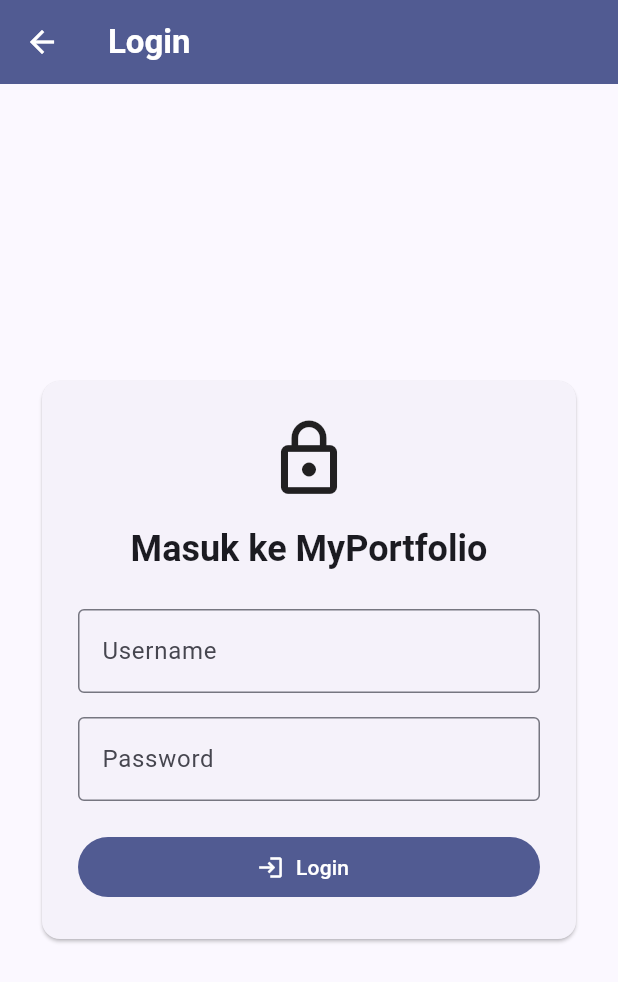
After one commit to Dafiq24/myportofolio_mobile, a Flutter app: the screen it shows after launch, after a tap on "Tambah Experience", on a phone screen of 412 x 824 dp. The commit adds this screen. Shown: the top 982 px of the screen. Run offline on Flutter 3.47's test engine with Material 3 defaults, Android fonts, the phone set to English and light mode, and no system bars; our stand-ins replace material_ui; generated files the repository leaves out were written again; network calls fail.

Commit message:
feat: add token-authenticated Project creation
Add Provider-backed authentication, protected form navigation, token login and logout, and explicit session state.

Submit Project data to Django with authorization headers, handle permission and expired-token responses, and expand regression coverage.

```diff
--- a/lib/main.dart
+++ b/lib/main.dart
@@ -1,16 +1,34 @@
 import 'package:material_ui/material_ui.dart';
 import 'package:myportofolio_mobile/screens/menu.dart';
+import 'package:myportofolio_mobile/services/api_client.dart';
+import 'package:myportofolio_mobile/state/auth_state.dart';
+import 'package:provider/provider.dart';
 
 void main() {
   runApp(const MyApp());
 }
 
 class MyApp extends StatelessWidget {
-  const MyApp({super.key});
+  const MyApp({super.key, this.apiClient, this.initialAuthToken});
+
+  final ApiClient? apiClient;
+  final String? initialAuthToken;
 
   @override
   Widget build(BuildContext context) {
-    return MaterialApp(
+    final ApiClient resolvedApiClient = apiClient ?? ApiClient();
+
+    return MultiProvider(
+      providers: [
+        Provider<ApiClient>.value(value: resolvedApiClient),
+        ChangeNotifierProvider<AuthState>(
+          create: (_) => AuthState(
+            apiClient: resolvedApiClient,
+            initialToken: initialAuthToken,
+          ),
+        ),
+      ],
+      child: MaterialApp(
         title: 'MyPortfolio',
         theme: ThemeData(
           colorScheme: ColorScheme.fromSeed(
@@ -20,6 +38,7 @@ class MyApp extends StatelessWidget {
           useMaterial3: true,
         ),
         home: MyHomePage(),
+      ),
     );
   }
 }
--- /dev/null
+++ b/lib/screens/login.dart
@@ -0,0 +1,141 @@
+import 'package:material_ui/material_ui.dart';
+import 'package:myportofolio_mobile/state/auth_state.dart';
+import 'package:provider/provider.dart';
+
+class LoginPage extends StatefulWidget {
+  const LoginPage({super.key});
+
+  @override
+  State<LoginPage> createState() => _LoginPageState();
+}
+
+class _LoginPageState extends State<LoginPage> {
+  final GlobalKey<FormState> _formKey = GlobalKey<FormState>();
+  final TextEditingController _usernameController = TextEditingController();
+  final TextEditingController _passwordController = TextEditingController();
+
+  @override
+  void dispose() {
+    _usernameController.dispose();
+    _passwordController.dispose();
+    super.dispose();
+  }
+
+  Future<void> _submit() async {
+    if (!_formKey.currentState!.validate()) {
+      return;
+    }
+
+    final bool success = await context.read<AuthState>().login(
+      username: _usernameController.text.trim(),
+      password: _passwordController.text,
+    );
+    if (!mounted) {
+      return;
+    }
+    if (success) {
+      Navigator.pop(context, true);
+    }
+  }
+
+  @override
+  Widget build(BuildContext context) {
+    final AuthState authState = context.watch<AuthState>();
+
+    return Scaffold(
+      appBar: AppBar(
+        title: const Text(
+          'Login',
+          style: TextStyle(color: Colors.white, fontWeight: FontWeight.bold),
+        ),
+        backgroundColor: Theme.of(context).colorScheme.primary,
+        foregroundColor: Colors.white,
+      ),
+      body: Center(
+        child: SingleChildScrollView(
+          padding: const EdgeInsets.all(24),
+          child: ConstrainedBox(
+            constraints: const BoxConstraints(maxWidth: 480),
+            child: Card(
+              child: Padding(
+                padding: const EdgeInsets.all(24),
+                child: Form(
+                  key: _formKey,
+                  child: Column(
+                    crossAxisAlignment: CrossAxisAlignment.stretch,
+                    children: [
+                      const Icon(Icons.lock_outline, size: 56),
+                      const SizedBox(height: 16),
+                      Text(
+                        'Masuk ke MyPortfolio',
+                        textAlign: TextAlign.center,
+                        style: Theme.of(context).textTheme.headlineSmall
+                            ?.copyWith(fontWeight: FontWeight.bold),
+                      ),
+                      const SizedBox(height: 24),
+                      TextFormField(
+                        key: const ValueKey('login-username-field'),
+                        controller: _usernameController,
+                        decoration: const InputDecoration(
+                          labelText: 'Username',
+                          border: OutlineInputBorder(),
+                        ),
+                        textInputAction: TextInputAction.next,
+                        validator: (String? value) =>
+                            value == null || value.trim().isEmpty
+                            ? 'Username tidak boleh kosong.'
+                            : null,
+                      ),
+                      const SizedBox(height: 16),
+                      TextFormField(
+                        key: const ValueKey('login-password-field'),
+                        controller: _passwordController,
+                        decoration: const InputDecoration(
+                          labelText: 'Password',
+                          border: OutlineInputBorder(),
+                        ),
+                        obscureText: true,
+                        textInputAction: TextInputAction.done,
+                        onFieldSubmitted: (_) => _submit(),
+                        validator: (String? value) =>
+                            value == null || value.isEmpty
+                            ? 'Password tidak boleh kosong.'
+                            : null,
+                      ),
+                      if (authState.errorMessage != null) ...[
+                        const SizedBox(height: 12),
+                        Text(
+                          authState.errorMessage!,
+                          key: const ValueKey('login-error-message'),
+                          textAlign: TextAlign.center,
+                          style: TextStyle(
+                            color: Theme.of(context).colorScheme.error,
+                          ),
+                        ),
+                      ],
+                      const SizedBox(height: 20),
+                      FilledButton.icon(
+                        key: const ValueKey('login-submit-button'),
+                        onPressed: authState.isLoading ? null : _submit,
+                        icon: authState.isLoading
+                            ? const SizedBox.square(
+                                dimension: 18,
+                                child: CircularProgressIndicator(
+                                  strokeWidth: 2,
+                                  color: Colors.white,
+                                ),
+                              )
+                            : const Icon(Icons.login),
+                        label: const Text('Login'),
+                      ),
+                    ],
+                  ),
+                ),
+              ),
+            ),
+          ),
+        ),
+      ),
+    );
+  }
+}
--- /dev/null
+++ b/lib/state/auth_state.dart
@@ -0,0 +1,59 @@
+import 'package:material_ui/material_ui.dart';
+import 'package:myportofolio_mobile/services/api_client.dart';
+
+class AuthState extends ChangeNotifier {
+  AuthState({required this.apiClient, String? initialToken})
+    : _token = initialToken;
+
+  final ApiClient apiClient;
+
+  String? _token;
+  bool _isLoading = false;
+  String? _errorMessage;
+
+  String? get token => _token;
+  bool get isAuthenticated => _token != null;
+  bool get isLoading => _isLoading;
+  String? get errorMessage => _errorMessage;
+
+  Future<bool> login({
+    required String username,
+    required String password,
+  }) async {
+    _isLoading = true;
+    _errorMessage = null;
+    notifyListeners();
+
+    try {
+      _token = await apiClient.login(username: username, password: password);
+      return true;
+    } on ApiException catch (error) {
+      _errorMessage = error.message;
+      return false;
+    } finally {
+      _isLoading = false;
+      notifyListeners();
+    }
+  }
+
+  Future<void> logout() async {
+    final String? currentToken = _token;
+    clearSession();
+    if (currentToken == null) {
+      return;
+    }
+
+    try {
+      await apiClient.logout(currentToken);
+    } on ApiException catch (error) {
+      _errorMessage = error.message;
+      notifyListeners();
+    }
+  }
+
+  void clearSession() {
+    _token = null;
+    _errorMessage = null;
+    notifyListeners();
+  }
+}
--- /dev/null
+++ b/lib/utils/auth_guard.dart
@@ -0,0 +1,16 @@
+import 'package:material_ui/material_ui.dart';
+import 'package:myportofolio_mobile/screens/login.dart';
+import 'package:myportofolio_mobile/state/auth_state.dart';
+import 'package:provider/provider.dart';
+
+Future<bool> ensureLoggedIn(BuildContext context) async {
+  if (context.read<AuthState>().isAuthenticated) {
+    return true;
+  }
+
+  final bool? success = await Navigator.push<bool>(
+    context,
+    MaterialPageRoute<bool>(builder: (_) => const LoginPage()),
+  );
+  return success ?? false;
+}
--- a/lib/widgets/project_card.dart
+++ b/lib/widgets/project_card.dart
@@ -2,6 +2,9 @@ import 'package:material_ui/material_ui.dart';
 import 'package:myportofolio_mobile/screens/experience_form.dart';
 import 'package:myportofolio_mobile/screens/project_form.dart';
 import 'package:myportofolio_mobile/screens/project_list.dart';
+import 'package:myportofolio_mobile/state/auth_state.dart';
+import 'package:myportofolio_mobile/utils/auth_guard.dart';
+import 'package:provider/provider.dart';
 
 enum HomepageAction {
   viewExperience,
@@ -32,9 +35,12 @@ class ItemCard extends StatelessWidget {
       borderRadius: BorderRadius.circular(12),
       child: InkWell(
         borderRadius: BorderRadius.circular(12),
-        onTap: () {
+        onTap: () async {
           switch (item.action) {
             case HomepageAction.addExperience:
+              if (!await ensureLoggedIn(context) || !context.mounted) {
+                return;
+              }
               Navigator.push(
                 context,
                 MaterialPageRoute(
@@ -43,6 +49,9 @@ class ItemCard extends StatelessWidget {
               );
               break;
             case HomepageAction.addProject:
+              if (!await ensureLoggedIn(context) || !context.mounted) {
+                return;
+              }
               Navigator.push(
                 context,
                 MaterialPageRoute(
@@ -59,12 +68,30 @@ class ItemCard extends StatelessWidget {
               );
               break;
             case HomepageAction.viewExperience:
-            case HomepageAction.logout:
               ScaffoldMessenger.of(context)
                 ..hideCurrentSnackBar()
                 ..showSnackBar(
                   SnackBar(
                     content: Text('Kamu telah menekan tombol ${item.name}!'),
+                  ),
+                );
+              break;
+            case HomepageAction.logout:
+              final AuthState authState = context.read<AuthState>();
+              final bool wasAuthenticated = authState.isAuthenticated;
+              await authState.logout();
+              if (!context.mounted) {
+                return;
+              }
+              ScaffoldMessenger.of(context)
+                ..hideCurrentSnackBar()
+                ..showSnackBar(
+                  SnackBar(
+                    content: Text(
+                      wasAuthenticated
+                          ? 'Logout berhasil.'
+                          : 'Kamu belum login.',
+                    ),
                   ),
                 );
               break;
```
Also changed, not shown: lib/screens/project_form.dart (+69 -4 lines), lib/services/api_client.dart (+71 -0 lines), lib/widgets/left_drawer.dart (+9 -2 lines), 3 other files. Lines whose indentation alone changed are shown as unchanged.
